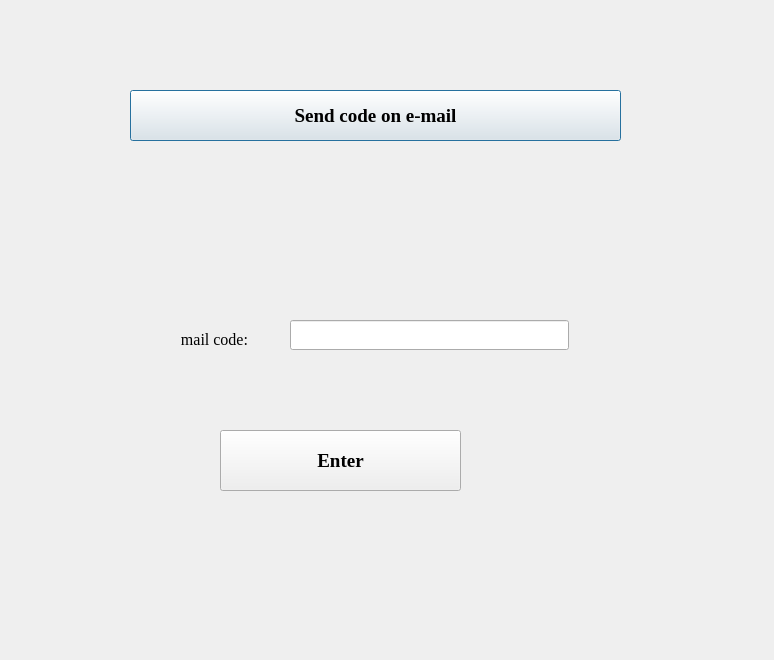
Qt form UI_design/verify_win.ui (XSajmonX/Passwords_Guardian) before a commit.
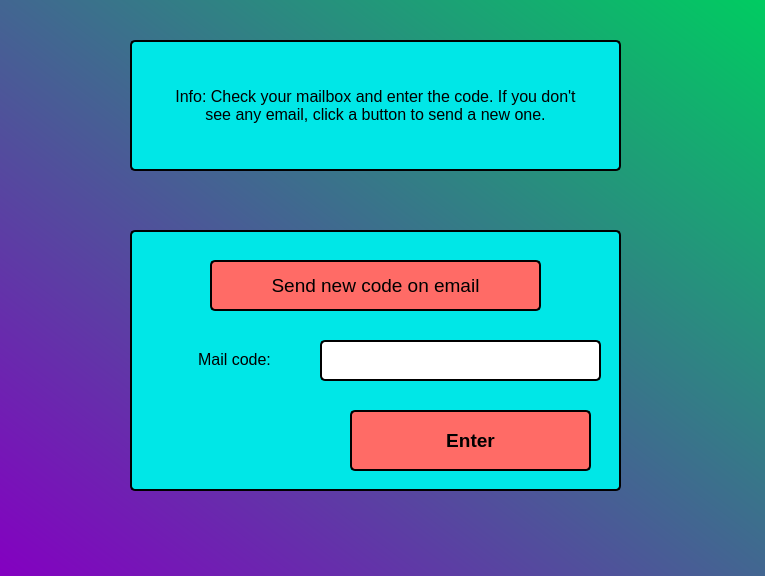
The same form after that commit. Icons and pictures are not drawn.

Diff of the .ui file:
```diff
--- a/UI_design/verify_win.ui
+++ b/UI_design/verify_win.ui
@@ -6,72 +6,52 @@
    <rect>
     <x>0</x>
     <y>0</y>
-    <width>774</width>
-    <height>660</height>
+    <width>765</width>
+    <height>576</height>
    </rect>
   </property>
   <property name="windowTitle">
    <string>Dialog</string>
   </property>
-  <widget class="QPushButton" name="mailbutt">
+  <property name="windowIcon">
+   <iconset>
+    <normaloff>padlock.ico</normaloff>padlock.ico</iconset>
+  </property>
+  <property name="styleSheet">
+   <string notr="true">QDialog{
+background-color: qlineargradient(spread:pad, x1:0, y1:1, x2:1, y2:0, stop:0 rgba(132, 0, 193, 255), stop:1 rgba(0, 204, 97, 255));
+}
+</string>
+  </property>
+  <widget class="QFrame" name="frame">
    <property name="geometry">
     <rect>
      <x>130</x>
-     <y>90</y>
+     <y>230</y>
      <width>491</width>
-     <height>51</height>
+     <height>261</height>
     </rect>
    </property>
-   <property name="font">
-    <font>
-     <family>Times New Roman</family>
-     <pointsize>14</pointsize>
-     <weight>75</weight>
-     <bold>true</bold>
-    </font>
-   </property>
    <property name="styleSheet">
-    <string notr="true"/>
+    <string notr="true">QFrame#frame{
+	background-color: rgb(0, 231, 231);
+	border: 2px solid black;
+	border-radius: 5px;
+}</string>
    </property>
-   <property name="text">
-    <string>Send code on e-mail</string>
+   <property name="frameShape">
+    <enum>QFrame::StyledPanel</enum>
    </property>
-   <property name="checkable">
-    <bool>false</bool>
+   <property name="frameShadow">
+    <enum>QFrame::Raised</enum>
    </property>
-   <property name="checked">
-    <bool>false</bool>
-   </property>
-  </widget>
-  <widget class="QLabel" name="label_mail">
-   <property name="geometry">
-    <rect>
-     <x>150</x>
-     <y>320</y>
-     <width>129</width>
-     <height>39</height>
-    </rect>
-   </property>
-   <property name="font">
-    <font>
-     <family>Times New Roman</family>
-     <pointsize>12</pointsize>
-    </font>
-   </property>
-   <property name="text">
-    <string>mail code:</string>
-   </property>
-   <property name="alignment">
-    <set>Qt::AlignCenter</set>
-   </property>
-  </widget>
   <widget class="QLineEdit" name="lineEdit_mail">
    <property name="geometry">
     <rect>
-     <x>290</x>
-     <y>320</y>
-     <width>279</width>
-     <height>30</height>
+      <x>190</x>
+      <y>110</y>
+      <width>281</width>
+      <height>41</height>
     </rect>
    </property>
    <property name="minimumSize">
@@ -86,33 +66,188 @@
      <pointsize>12</pointsize>
     </font>
    </property>
+    <property name="styleSheet">
+     <string notr="true">QLineEdit{
+	border: 2px solid black;
+	border-radius: 5px;
+}</string>
+    </property>
    <property name="alignment">
     <set>Qt::AlignCenter</set>
    </property>
   </widget>
+   <widget class="QLabel" name="label_mail">
+    <property name="geometry">
+     <rect>
+      <x>40</x>
+      <y>110</y>
+      <width>129</width>
+      <height>39</height>
+     </rect>
+    </property>
+    <property name="font">
+     <font>
+      <family>MS Shell Dlg 2</family>
+      <pointsize>12</pointsize>
+     </font>
+    </property>
+    <property name="styleSheet">
+     <string notr="true"/>
+    </property>
+    <property name="text">
+     <string>Mail code:</string>
+    </property>
+    <property name="alignment">
+     <set>Qt::AlignCenter</set>
+    </property>
+   </widget>
+   <widget class="QPushButton" name="mailbutt">
+    <property name="geometry">
+     <rect>
+      <x>80</x>
+      <y>30</y>
+      <width>331</width>
+      <height>51</height>
+     </rect>
+    </property>
+    <property name="font">
+     <font>
+      <family>MS Shell Dlg 2</family>
+      <pointsize>14</pointsize>
+      <weight>50</weight>
+      <bold>false</bold>
+     </font>
+    </property>
+    <property name="styleSheet">
+     <string notr="true">QPushButton{
+	border: 2px solid black;
+	border-radius: 5px;
+}
+QPushButton:hover{
+	background-color: rgb(206, 34, 34);
+}
+QPushButton:pressed{
+	background-color: rgb(1, 35, 255);
+}
+QPushButton{
+	background-color: rgb(255, 107, 102);
+	border: 2px solid black;
+	border-radius: 5px;
+}</string>
+    </property>
+    <property name="text">
+     <string>Send new code on email</string>
+    </property>
+    <property name="checkable">
+     <bool>false</bool>
+    </property>
+    <property name="checked">
+     <bool>false</bool>
+    </property>
+   </widget>
   <widget class="QPushButton" name="enter">
    <property name="geometry">
     <rect>
      <x>220</x>
-     <y>430</y>
+      <y>180</y>
      <width>241</width>
      <height>61</height>
     </rect>
    </property>
    <property name="font">
     <font>
-     <family>Times New Roman</family>
+      <family>MS Shell Dlg 2</family>
      <pointsize>14</pointsize>
      <weight>75</weight>
      <bold>true</bold>
     </font>
    </property>
+    <property name="styleSheet">
+     <string notr="true">QPushButton{
+	border: 2px solid black;
+	border-radius: 5px;
+}
+QPushButton:hover{
+	background-color: rgb(206, 34, 34);
+}
+QPushButton:pressed{
+	background-color: rgb(1, 35, 255);
+}
+QPushButton{
+	background-color: rgb(255, 107, 102);
+	border: 2px solid black;
+	border-radius: 5px;
+}</string>
+    </property>
    <property name="text">
     <string>Enter</string>
    </property>
    <property name="shortcut">
     <string>Return</string>
    </property>
+   </widget>
+  </widget>
+  <widget class="QFrame" name="frame_2">
+   <property name="geometry">
+    <rect>
+     <x>130</x>
+     <y>40</y>
+     <width>491</width>
+     <height>131</height>
+    </rect>
+   </property>
+   <property name="styleSheet">
+    <string notr="true">QFrame#frame_2{
+	background-color: rgb(0, 231, 231);
+	border: 2px solid black;
+	border-radius: 5px;
+}</string>
+   </property>
+   <property name="frameShape">
+    <enum>QFrame::StyledPanel</enum>
+   </property>
+   <property name="frameShadow">
+    <enum>QFrame::Raised</enum>
+   </property>
+   <widget class="QLabel" name="label">
+    <property name="geometry">
+     <rect>
+      <x>40</x>
+      <y>20</y>
+      <width>411</width>
+      <height>91</height>
+     </rect>
+    </property>
+    <property name="font">
+     <font>
+      <pointsize>12</pointsize>
+     </font>
+    </property>
+    <property name="contextMenuPolicy">
+     <enum>Qt::DefaultContextMenu</enum>
+    </property>
+    <property name="toolTipDuration">
+     <number>-1</number>
+    </property>
+    <property name="text">
+     <string>Info: Check your mailbox and enter the code. If you don't see any email, click a button to send a new one.</string>
+    </property>
+    <property name="textFormat">
+     <enum>Qt::AutoText</enum>
+    </property>
+    <property name="alignment">
+     <set>Qt::AlignCenter</set>
+    </property>
+    <property name="wordWrap">
+     <bool>true</bool>
+    </property>
+    <property name="margin">
+     <number>0</number>
+    </property>
+    <property name="indent">
+     <number>-1</number>
+    </property>
+   </widget>
   </widget>
  </widget>
  <resources/>
```
Left out of the diff: 2 changed lines with no effect on the pictures. Lines whose indentation alone changed are shown as unchanged.
